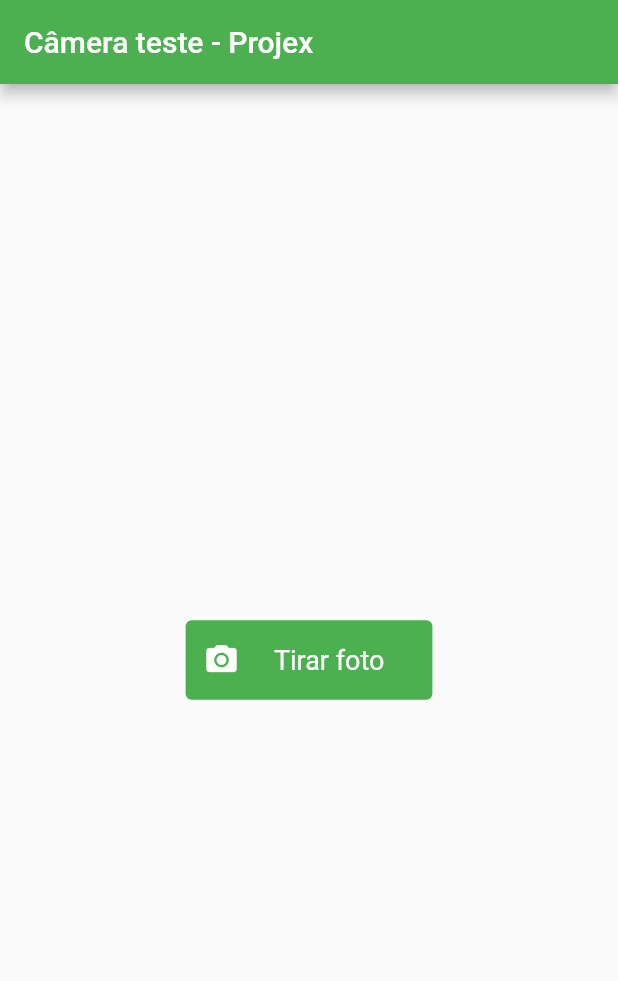
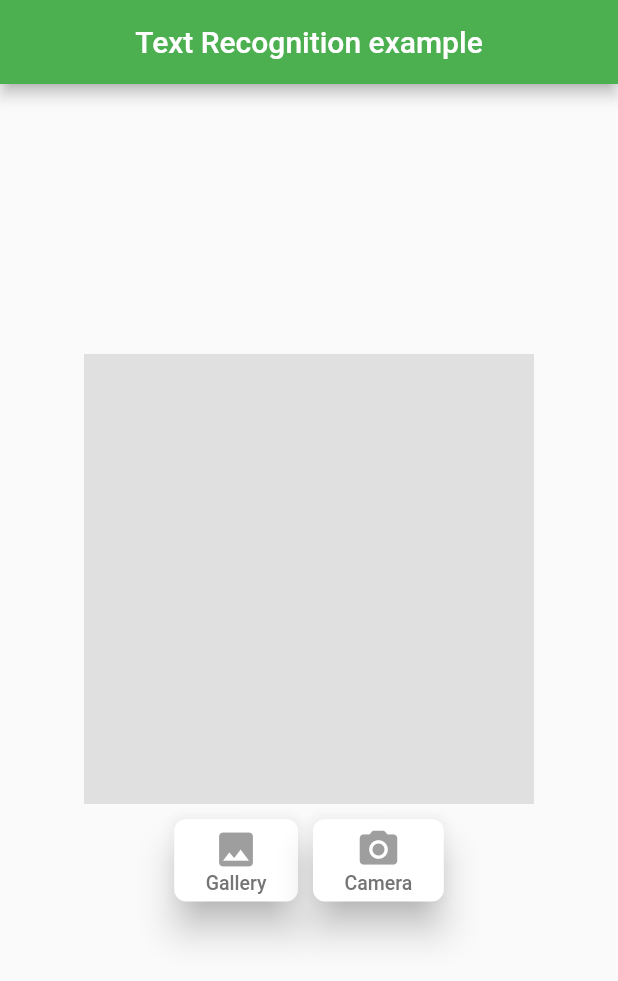
Before and after one commit to Thevolgan/Flutter-camera-teste, a Flutter app: the screen it shows after launch, on a phone screen of 412 x 824 dp. Shown: the top 981 px of the screen. Run offline on Flutter 3.47's test engine with Material 2 defaults, Android fonts, the phone set to English and light mode, and no system bars; our stand-ins replace camera, get, image_picker; missing offline and left inert: camera_camera, google_ml_kit.

Commit message:
modified app for recognization text for camera with google ml kit

```diff
--- a/lib/home_page.dart
+++ b/lib/home_page.dart
@@ -1,3 +1,5 @@
+// ignore_for_file: library_private_types_in_public_api
+
 import 'dart:io';
 import 'dart:ui';
 
@@ -5,6 +7,7 @@ import 'package:flutter/material.dart';
 import 'package:camera_camera/camera_camera.dart';
 import 'package:flutter_application_1/preview_pade.dart';
 import 'package:flutter_application_1/widget/anexo.dart';
+import 'package:google_ml_kit/google_ml_kit.dart';
 import 'package:image_picker/image_picker.dart';
 import 'package:get/get.dart';
 
@@ -15,74 +18,158 @@ class HomePage extends StatefulWidget {
   _HomePageState createState() => _HomePageState();
 }
 
+
 class _HomePageState extends State<HomePage> {
-  File? arquivo;
-  final picker = ImagePicker();
+  bool textScanning = false;
 
-  Future getFileFromGallery() async {
-    PickedFile? file = await picker.getImage(source: ImageSource.gallery);
+  XFile? imageFile;
 
-    if (file != null) {
-      setState(() => arquivo = File(file.path));
-    }
-  }
-
-  showPreview(file) async {
-    File? arq = await Get.to(() => PreviewPage(file: file));
-
-    if (arq != null) {
-      setState(() => arquivo = arq);
-      Get.back();
-    }
-  }
+  String scannedText = "";
 
   @override
   Widget build(BuildContext context) {
     return Scaffold(
       appBar: AppBar(
-        title: Text('Câmera teste - Projex',
-        textAlign: TextAlign.center,
-
-        ),
+        centerTitle: true,
+        title: const Text("Text Recognition example"),
       ),
       body: Center(
-        child: Row(
+          child: SingleChildScrollView(
+            child: Container(
+                margin: const EdgeInsets.all(20),
+                child: Column(
+                  crossAxisAlignment: CrossAxisAlignment.center,
+                  children: [
+                    if (textScanning) const CircularProgressIndicator(),
+                    if (!textScanning && imageFile == null)
+                      Container(
+                        width: 300,
+                        height: 300,
+                        color: Colors.grey[300]!,
+                      ),
+                    if (imageFile != null) Image.file(File(imageFile!.path)),
+                    Row(
                       mainAxisAlignment: MainAxisAlignment.center,
                       children: [
-            Column(
-              mainAxisAlignment: MainAxisAlignment.center,
-              crossAxisAlignment: CrossAxisAlignment.center,
+                        Container(
+                            margin: const EdgeInsets.symmetric(horizontal: 5),
+                            padding: const EdgeInsets.only(top: 10),
+                            child: ElevatedButton(
+                              style: ElevatedButton.styleFrom(
+                                primary: Colors.white,
+                                onPrimary: Colors.grey,
+                                shadowColor: Colors.grey[400],
+                                elevation: 10,
+                                shape: RoundedRectangleBorder(
+                                    borderRadius: BorderRadius.circular(8.0)),
+                              ),
+                              onPressed: () {
+                                getImage(ImageSource.gallery);
+                              },
+                              child: Container(
+                                margin: const EdgeInsets.symmetric(
+                                    vertical: 5, horizontal: 5),
+                                child: Column(
+                                  mainAxisSize: MainAxisSize.min,
                                   children: [
-                if (arquivo != null) Anexo(arquivo: arquivo!),
-                ElevatedButton.icon(
-                  onPressed: () => Get.to(
-                    () => CameraCamera(onFile: (file) => showPreview(file)),
+                                    Icon(
+                                      Icons.image,
+                                      size: 30,
                                     ),
-                  icon: Icon(Icons.camera_alt),
-                  label: Padding(
-                    padding: const EdgeInsets.all(16.0),
-                    child: Text('Tirar foto'),
-                  ),
-                  style: ElevatedButton.styleFrom(
-                      elevation: 0.0,
-                      textStyle: TextStyle(
-                        fontSize: 18,
-                      )),
-                ),
-                /*Padding(
-                  padding: EdgeInsets.all(12.0),
-                  child: Text('ou'),
-                ),
-                OutlinedButton.icon(
-                  icon: Icon(Icons.attach_file),
-                  label: Text('Selecione um arquivo'),
-                  onPressed: () => getFileFromGallery(),
-                ),*/
-              ],
-            ),
+                                    Text(
+                                      "Gallery",
+                                      style: TextStyle(
+                                          fontSize: 13, color: Colors.grey[600]),
+                                    )
                                   ],
                                 ),
                               ),
+                            )),
+                        Container(
+                            margin: const EdgeInsets.symmetric(horizontal: 5),
+                            padding: const EdgeInsets.only(top: 10),
+                            child: ElevatedButton(
+                              style: ElevatedButton.styleFrom(
+                                primary: Colors.white,
+                                onPrimary: Colors.grey,
+                                shadowColor: Colors.grey[400],
+                                elevation: 10,
+                                shape: RoundedRectangleBorder(
+                                    borderRadius: BorderRadius.circular(8.0)),
+                              ),
+                              onPressed: () {
+                                getImage(ImageSource.camera);
+                              },
+                              child: Container(
+                                margin: const EdgeInsets.symmetric(
+                                    vertical: 5, horizontal: 5),
+                                child: Column(
+                                  mainAxisSize: MainAxisSize.min,
+                                  children: [
+                                    Icon(
+                                      Icons.camera_alt,
+                                      size: 30,
+                                    ),
+                                    Text(
+                                      "Camera",
+                                      style: TextStyle(
+                                          fontSize: 13, color: Colors.grey[600]),
+                                    )
+                                  ],
+                                ),
+                              ),
+                            )),
+                      ],
+                    ),
+                    const SizedBox(
+                      height: 20,
+                    ),
+                    Container(
+                      child: Text(
+                        scannedText,
+                        style: TextStyle(fontSize: 20),
+                      ),
+                    )
+                  ],
+                )),
+          )),
     );
   }
+
+  void getImage(ImageSource source) async {
+    try {
+      final pickedImage = await ImagePicker().pickImage(source: source);
+      if (pickedImage != null) {
+        textScanning = true;
+        imageFile = pickedImage;
+        setState(() {});
+        getRecognisedText(pickedImage);
       }
+    } catch (e) {
+      textScanning = false;
+      imageFile = null;
+      scannedText = "Error occured while scanning";
+      setState(() {});
+    }
+  }
+
+  void getRecognisedText(XFile image) async {
+    final inputImage = InputImage.fromFilePath(image.path);
+    final textDetector = GoogleMlKit.vision.textRecognizer();
+    RecognizedText recognisedText = await textDetector.processImage(inputImage);
+    await textDetector.close();
+    scannedText = "";
+    for (TextBlock block in recognisedText.blocks) {
+      for (TextLine line in block.lines) {
+        scannedText = scannedText + line.text + "\n";
+      }
+    }
+    textScanning = false;
+    setState(() {});
+  }
+
+  @override
+  void initState() {
+    super.initState();
+  }
+}
--- a/pubspec.yaml
+++ b/pubspec.yaml
@@ -38,6 +38,8 @@ dependencies:
   camera_camera: ^2.0.2
   get: ^4.6.5
   image_picker: ^0.8.7+3
+  google_ml_kit: ^0.13.0
+  google_mlkit_text_recognition: ^0.5.0
 
 dev_dependencies:
   flutter_test:
```
Also changed, not shown: pubspec.lock. Lines whose indentation alone changed are shown as unchanged.
